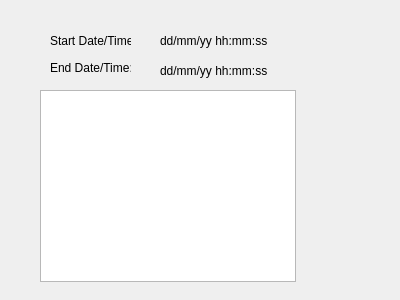
Above: ozonedatawidget.ui from cjwhome/go3treksQt before the change. Below: the same form after it.
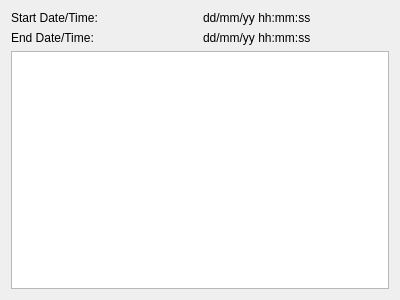
That is the form after the change.

```diff
--- a/ozonedatawidget.ui
+++ b/ozonedatawidget.ui
@@ -13,68 +13,39 @@
   <property name="windowTitle">
    <string>Form</string>
   </property>
-  <widget class="QLabel" name="startTimeLabel">
-   <property name="geometry">
-    <rect>
-     <x>50</x>
-     <y>30</y>
-     <width>81</width>
-     <height>21</height>
-    </rect>
-   </property>
-   <property name="text">
-    <string>Start Date/Time:</string>
-   </property>
-  </widget>
-  <widget class="QLabel" name="startTimeOutput">
-   <property name="geometry">
-    <rect>
-     <x>160</x>
-     <y>30</y>
-     <width>171</width>
-     <height>21</height>
-    </rect>
-   </property>
+  <layout class="QGridLayout" name="gridLayout">
+   <item row="2" column="0" colspan="2">
+    <widget class="QTextBrowser" name="fileData"/>
+   </item>
+   <item row="1" column="1">
+    <widget class="QLabel" name="endTimeOutput">
    <property name="text">
     <string>dd/mm/yy hh:mm:ss</string>
    </property>
   </widget>
+   </item>
+   <item row="1" column="0">
   <widget class="QLabel" name="endTimeLabel">
-   <property name="geometry">
-    <rect>
-     <x>50</x>
-     <y>60</y>
-     <width>81</width>
-     <height>16</height>
-    </rect>
-   </property>
    <property name="text">
     <string>End Date/Time:</string>
    </property>
   </widget>
-  <widget class="QLabel" name="endTimeOutput">
-   <property name="geometry">
-    <rect>
-     <x>160</x>
-     <y>60</y>
-     <width>161</width>
-     <height>21</height>
-    </rect>
-   </property>
+   </item>
+   <item row="0" column="1">
+    <widget class="QLabel" name="startTimeOutput">
    <property name="text">
     <string>dd/mm/yy hh:mm:ss</string>
    </property>
   </widget>
-  <widget class="QTextBrowser" name="fileData">
-   <property name="geometry">
-    <rect>
-     <x>40</x>
-     <y>90</y>
-     <width>256</width>
-     <height>192</height>
-    </rect>
-   </property>
-  </widget>
+   </item>
+   <item row="0" column="0">
+    <widget class="QLabel" name="startTimeLabel">
+     <property name="text">
+      <string>Start Date/Time:</string>
+     </property>
+    </widget>
+   </item>
+  </layout>
  </widget>
  <resources/>
  <connections/>
```
Lines whose indentation alone changed are shown as unchanged.
